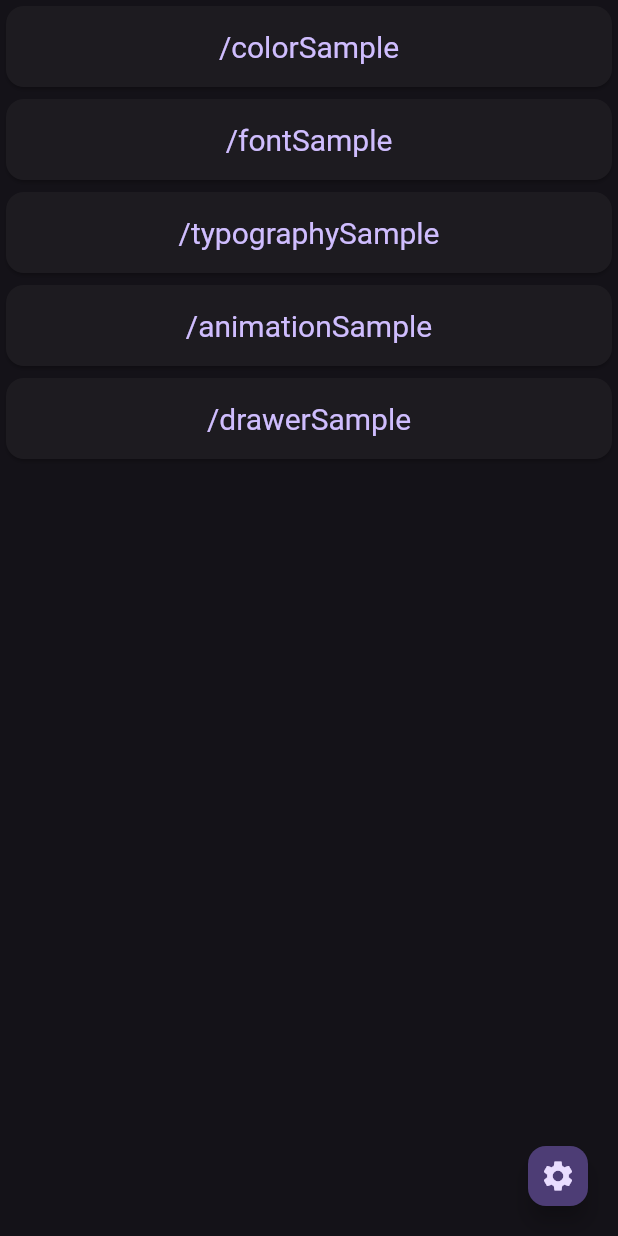
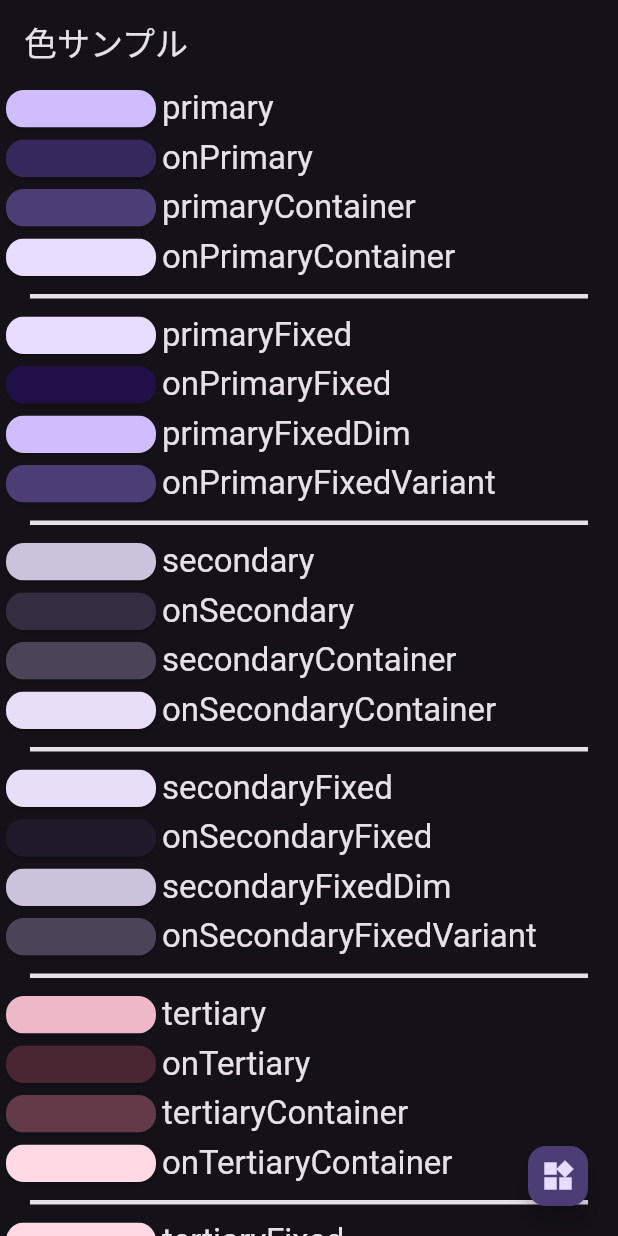
Before and after one commit to R-Usui/flutter-project-template, a Flutter app: the screen it shows after launch, on a phone screen of 412 x 824 dp. Run offline on Flutter 3.47's test engine with Material 3 defaults, Android fonts, the phone set to English and light mode, and no system bars; our stand-ins replace go_router; Roboto replaces fonts that are missing (MPLUSRounded1c).

Commit message:
A: CustomPaint sample, refactored several files

```diff
--- a/lib/route/pages.dart
+++ b/lib/route/pages.dart
@@ -1,33 +1,55 @@
 import 'package:flutter/material.dart';
-import 'package:flutter_proj_template/ui/sample/animation.dart';
-import 'package:flutter_proj_template/ui/sample/font.dart';
-import 'package:flutter_proj_template/ui/sample/drawer.dart';
+import 'package:flutter_proj_template/ui/note/animation.dart';
+import 'package:flutter_proj_template/ui/develop/font.dart';
+import 'package:flutter_proj_template/ui/note/drawer.dart';
+import 'package:flutter_proj_template/ui/note/custom_paint.dart';
 
 import 'package:go_router/go_router.dart';
 
-import 'package:flutter_proj_template/ui/debug/terminal_page.dart';
-import 'package:flutter_proj_template/ui/sample/color.dart';
-import 'package:flutter_proj_template/ui/sample/typography.dart';
+import 'package:flutter_proj_template/ui/develop/color.dart';
+import 'package:flutter_proj_template/ui/develop/typography.dart';
 
 class Pages {
-  static final debugTerminal =
-      _Page("/debugTerminal", const DebugTerminalPage());
-  static final colorSchemeSample =
-      _Page("/colorSample", const ColorSamplePage());
-  static final typographySample =
-      _Page("/typographySample", const TypographySamplePage());
-  static final fontSample = _Page("/fontSample", const FontSamplePage());
-  static final drawerSample = _Page("/drawerSample", const DrawerSamplePage());
-  static final animationSample =
-      _Page("/animationSample", const AnimationSamplePage());
+  static final colorPalette = _Page(
+    "/colorPalette",
+    const ColorPalettePage(),
+  );
+
+  static final typographyPalette = _Page(
+    "/typographyPalette",
+    const TypographyPalettePage(),
+  );
+
+  static final fontPalette = _Page(
+    "/fontPalette",
+    const FontPalettePage(),
+  );
+
+  //
+
+  static final drawerSample = _Page(
+    "/drawerSample",
+    const DrawerSamplePage(),
+  );
+
+  static final animationSample = _Page(
+    "/animationSample",
+    const AnimationSamplePage(),
+  );
+
+  static final customPaintSample = _Page(
+    "/customPaintSample",
+    const CustomPaintSample(),
+  );
 
   static final values = <_Page>[
-    debugTerminal,
-    colorSchemeSample,
-    typographySample,
-    fontSample,
+    colorPalette,
+    typographyPalette,
+    fontPalette,
+    //
     drawerSample,
     animationSample,
+    customPaintSample,
   ];
 }
 
--- a/lib/route/route.dart
+++ b/lib/route/route.dart
@@ -4,16 +4,16 @@ import 'package:go_router/go_router.dart';
 
 import 'package:flutter_proj_template/config/config.dart';
 import 'package:flutter_proj_template/route/pages.dart';
-import 'package:flutter_proj_template/ui/debug/window.dart';
+import 'package:flutter_proj_template/ui/develop/window.dart';
 
 final router = GoRouter(
-  initialLocation: Pages.debugTerminal.path,
+  initialLocation: Pages.colorPalette.path,
   routes: [
     ShellRoute(
       builder: (context, state, child) {
         return Scaffold(
           floatingActionButton:
-              Config.showDebugWindow ? const DebugWindowOpenButton() : null,
+              Config.showDebugWindow ? const DevelopWindowOpenButton() : null,
           body: child,
         );
       },
--- a/lib/ui/debug/terminal_page.dart
+++ /dev/null
@@ -1,47 +0,0 @@
-import 'package:flutter/material.dart';
-
-import 'package:go_router/go_router.dart';
-
-import 'package:flutter_proj_template/route/pages.dart';
-
-class DebugTerminalPage extends StatelessWidget {
-  const DebugTerminalPage({super.key});
-
-  @override
-  Widget build(BuildContext context) {
-    return Align(
-      alignment: Alignment.topCenter,
-      child: SingleChildScrollView(
-        child: Column(
-          mainAxisSize: MainAxisSize.min,
-          children: [
-            for (var page in [
-              Pages.colorSchemeSample,
-              Pages.fontSample,
-              Pages.typographySample,
-              Pages.animationSample,
-              Pages.drawerSample,
-            ])
-              Card(
-                child: Padding(
-                  padding: const EdgeInsets.all(3.0),
-                  child: SizedBox(
-                    width: 400,
-                    child: TextButton(
-                      onPressed: () {
-                        context.go(page.path);
-                      },
-                      child: Text(
-                        page.path,
-                        //),
-                      ),
-                    ),
-                  ),
-                ),
-              ),
-          ],
-        ),
-      ),
-    );
-  }
-}
--- a/lib/ui/sample/color.dart
+++ b/lib/ui/develop/color.dart
@@ -2,8 +2,8 @@ import 'package:flutter/material.dart';
 import 'package:flutter_proj_template/localize/localized_string.dart';
 import 'package:flutter_proj_template/ui/devider.dart';
 
-class ColorSamplePage extends StatelessWidget {
-  const ColorSamplePage({super.key});
+class ColorPalettePage extends StatelessWidget {
+  const ColorPalettePage({super.key});
 
   @override
   Widget build(BuildContext context) {
--- a/lib/ui/sample/font.dart
+++ b/lib/ui/develop/font.dart
@@ -3,8 +3,8 @@ import 'package:flutter_proj_template/localize/localized_string.dart';
 import 'package:flutter_proj_template/font/font_family.dart';
 import 'package:flutter_proj_template/ui/devider.dart';
 
-class FontSamplePage extends StatelessWidget {
-  const FontSamplePage({super.key});
+class FontPalettePage extends StatelessWidget {
+  const FontPalettePage({super.key});
 
   @override
   Widget build(BuildContext context) {
--- a/lib/ui/sample/typography.dart
+++ b/lib/ui/develop/typography.dart
@@ -2,8 +2,8 @@ import 'package:flutter/material.dart';
 import 'package:flutter_proj_template/localize/localized_string.dart';
 import 'package:flutter_proj_template/ui/devider.dart';
 
-class TypographySamplePage extends StatelessWidget {
-  const TypographySamplePage({super.key});
+class TypographyPalettePage extends StatelessWidget {
+  const TypographyPalettePage({super.key});
 
   @override
   Widget build(BuildContext context) {
--- a/lib/ui/debug/window.dart
+++ b/lib/ui/develop/window.dart
@@ -9,8 +9,8 @@ import 'package:flutter_proj_template/config/config_notifier.dart';
 import 'package:flutter_proj_template/localize/localized_string.dart';
 import 'package:flutter_proj_template/theme/theme.dart';
 
-class DebugWindowOpenButton extends StatelessWidget {
-  const DebugWindowOpenButton({super.key});
+class DevelopWindowOpenButton extends StatelessWidget {
+  const DevelopWindowOpenButton({super.key});
 
   @override
   Widget build(BuildContext context) {
@@ -19,18 +19,18 @@ class DebugWindowOpenButton extends StatelessWidget {
         showDialog(
           context: context,
           barrierColor: Theme.of(context).colorScheme.surface.withOpacity(0.15),
-          builder: (_) => const _DebugWindow(),
+          builder: (_) => const _DevelopWindow(),
         );
       },
-      tooltip: _LocalizedStrings.openDebugWindow.of(context),
+      tooltip: _LocalizedStrings.openDevelopWindow.of(context),
       mini: true,
-      child: const Icon(Icons.settings),
+      child: const Icon(Icons.widgets),
     );
   }
 }
 
-class _DebugWindow extends StatelessWidget {
-  const _DebugWindow();
+class _DevelopWindow extends StatelessWidget {
+  const _DevelopWindow();
 
   @override
   Widget build(BuildContext context) {
@@ -244,7 +244,7 @@ class _LanguageSelectButton extends StatelessWidget {
 }
 
 //=========================================================
-//Widget to go to terminal page
+//Widget to go to all pages
 
 class _GoToPageButtons extends StatelessWidget {
   const _GoToPageButtons();
@@ -274,11 +274,11 @@ class _GoToPageButtons extends StatelessWidget {
 //=========================================================
 
 class _LocalizedStrings {
-  static const openDebugWindow = LocalizedString(
-    "Open Debug Window",
+  static const openDevelopWindow = LocalizedString(
+    "Open Develop Window",
     {
-      Language.japanese: "デバッグメニューを開く",
-      Language.kana: "でばっぐめにゅーをひらく",
+      Language.japanese: "開発メニュー",
+      Language.kana: "かいはつ めにゅー を ひらく",
     },
   );
 
```
Also changed, not shown: lib/ui/note/custom_paint.dart (added, +58 -0 lines), lib/ui/note/animation.dart (renamed from lib/ui/sample/animation.dart), lib/ui/note/drawer.dart (renamed from lib/ui/sample/drawer.dart), lib/ui/sample/painter.dart (deleted).
